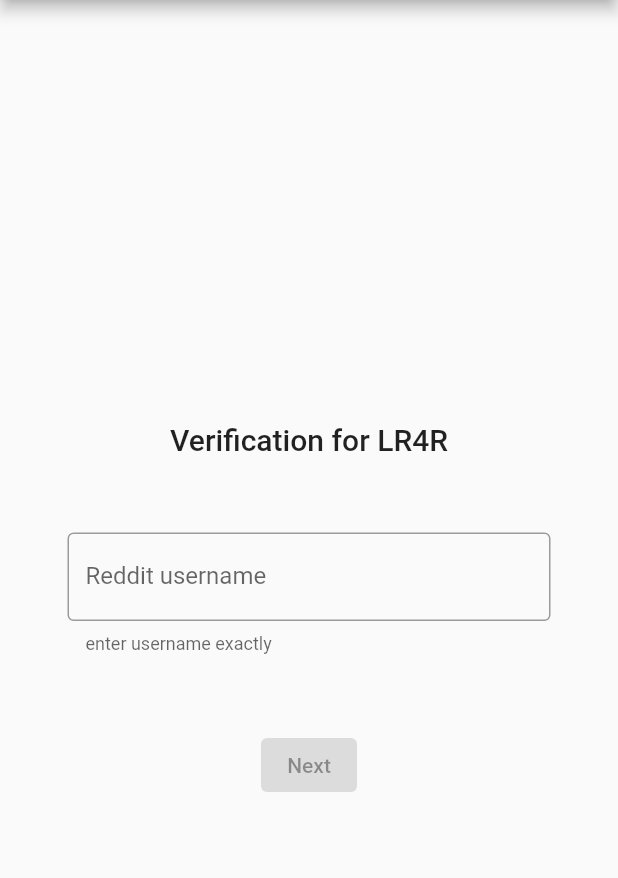
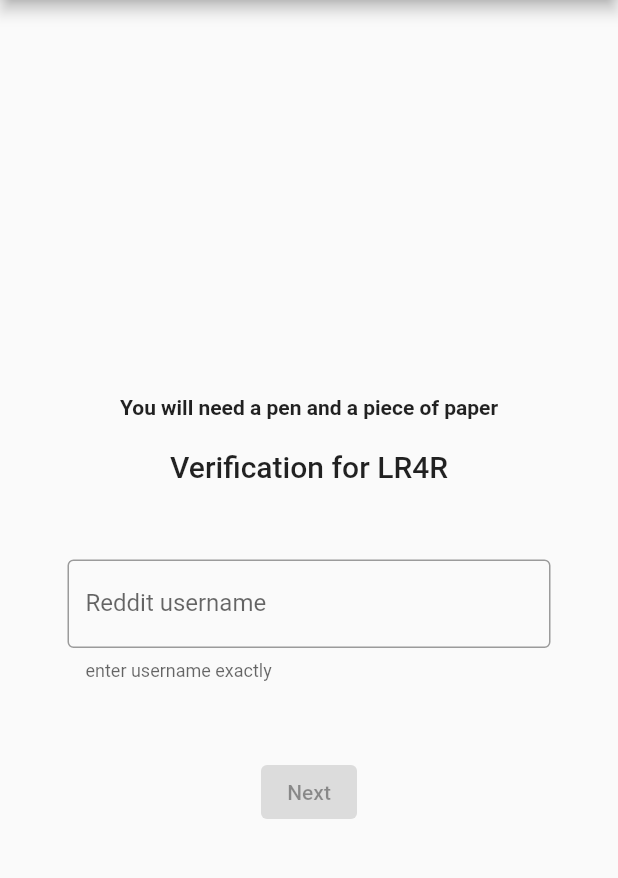
Before and after one commit to ChuffedDom/encounters_london, a Flutter app: the EnterUsername screen opened by its route, on a phone screen of 412 x 824 dp, the part 84-962 px from its top. Run offline on Flutter 3.47's test engine with Material 2 defaults, Android fonts, the phone set to English and light mode, and no system bars; our stand-ins replace assets_audio_player, cloud_firestore, email_validator, firebase_core, firebase_storage, google_fonts and 1 more; missing offline and left inert: dart:html, dart:js, record; accounts and stored records are empty; network calls fail; Roboto replaces fonts that are missing (--apple-system); statements that could not run were skipped.

Commit message:
Pen and Paper message

```diff
--- a/lib/verification/reddit_username.dart
+++ b/lib/verification/reddit_username.dart
@@ -62,6 +62,13 @@
                       ],
                     ),
                     Text(
+                      "You will need a pen and a piece of paper",
+                      style: TextStyle(fontWeight: FontWeight.bold),
+                    ),
+                    SizedBox(
+                      height: 20.0,
+                    ),
+                    Text(
                       "Verification for LR4R",
                       style: Theme.of(context).textTheme.titleLarge,
                     ),
```
